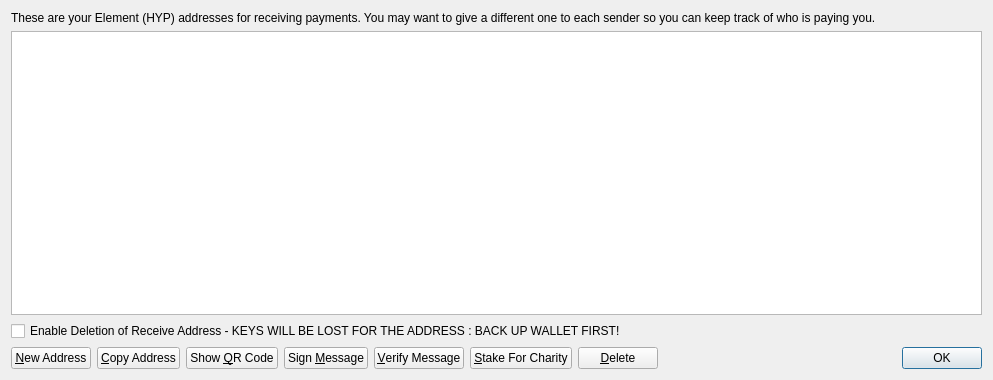
Old version of the form src/qt/forms/addressbookpage.ui in the repository scificrypto/HyperStake.
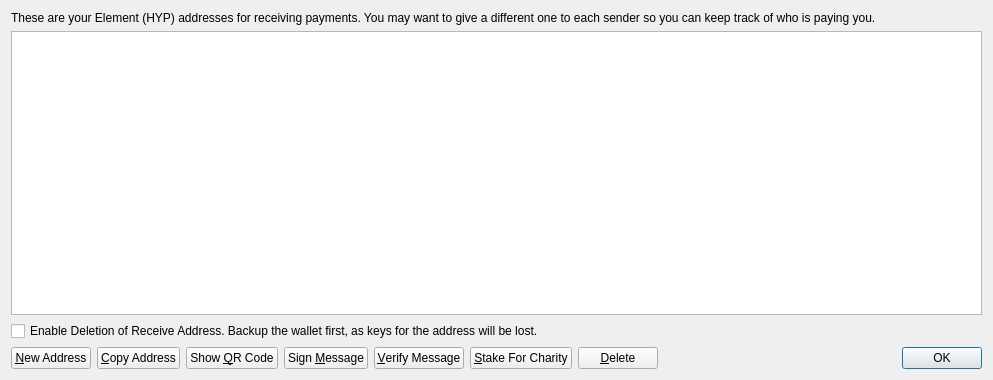
New version of the form. Icons and pictures are not drawn.

```diff
--- a/src/qt/forms/addressbookpage.ui
+++ b/src/qt/forms/addressbookpage.ui
@@ -58,7 +58,7 @@
    <item>
     <widget class="QCheckBox" name="deleteCheckBox">
      <property name="text">
-      <string>Enable Deletion of Receive Address - KEYS WILL BE LOST FOR THE ADDRESS : BACK UP WALLET FIRST!</string>
+      <string>Enable Deletion of Receive Address. Backup the wallet first, as keys for the address will be lost.</string>
      </property>
     </widget>
    </item>
```
